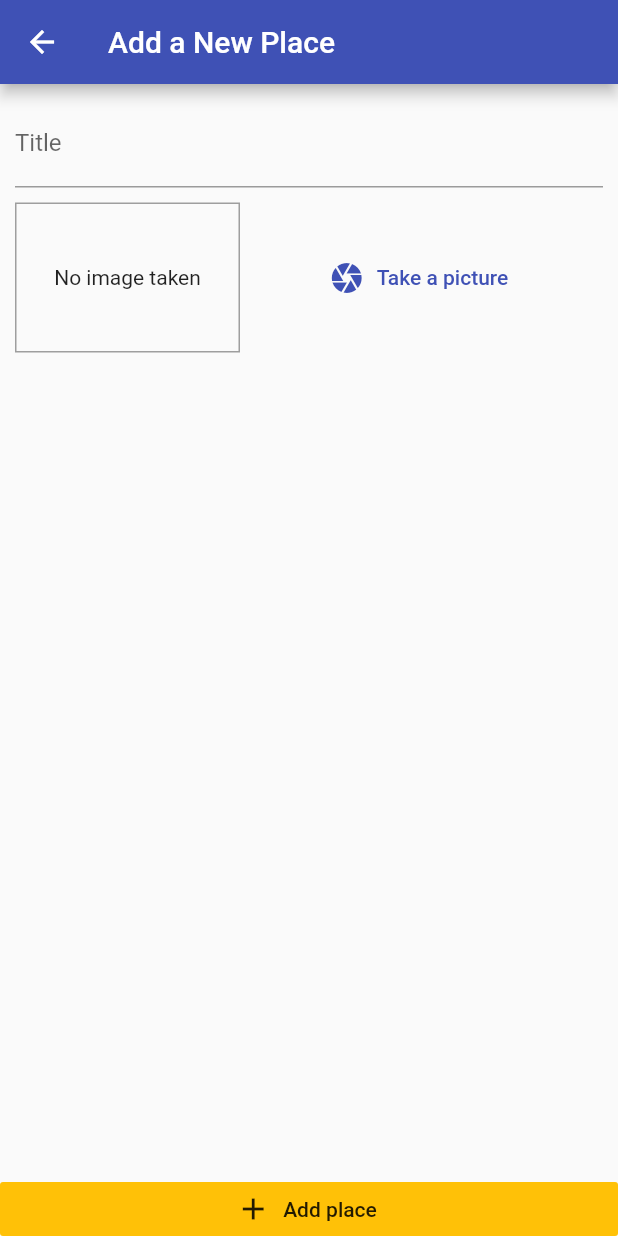
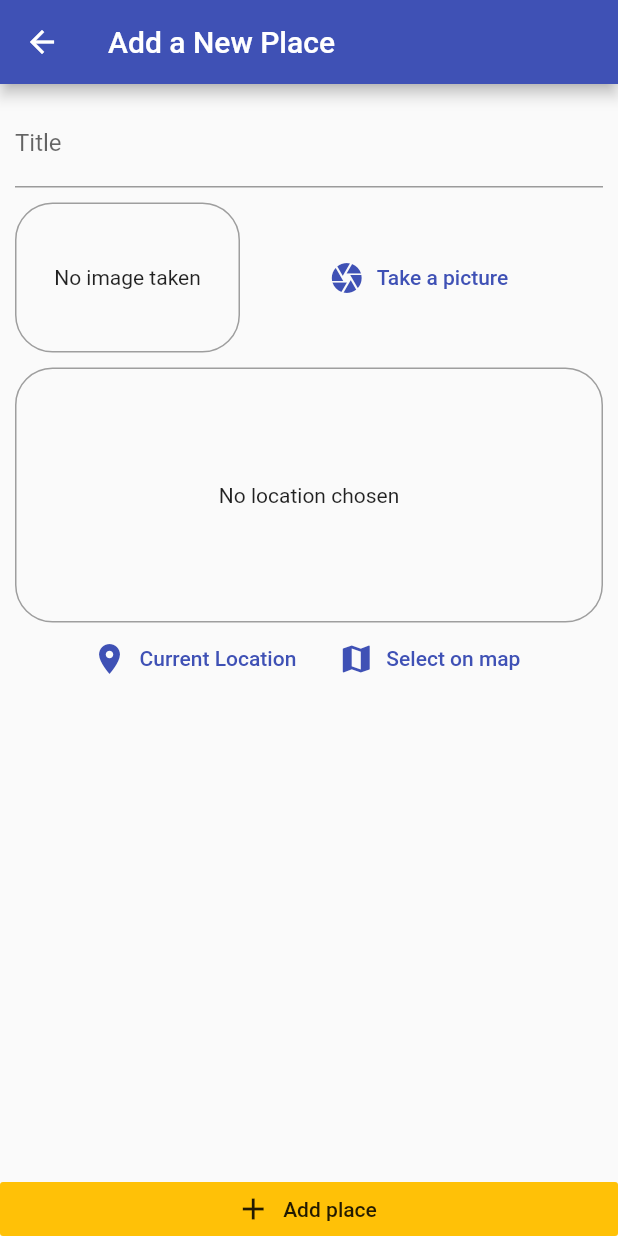
Before and after one commit to ElioEfra99/Great-Places-App, a Flutter app: the screen it shows after launch, after a tap on the "add" icon, on a phone screen of 412 x 824 dp. Run offline on Flutter 3.47's test engine with Material 2 defaults, Android fonts, the phone set to English and light mode, and no system bars; our stand-ins replace auto_size_text, image_picker, sqflite; missing offline and left inert: cupertino_list_tile; accounts and stored records are empty.

Commit message:
Added location input and the location package

```diff
--- a/lib/providers/great_places.dart
+++ b/lib/providers/great_places.dart
@@ -41,6 +41,10 @@ class GreatPlaces with ChangeNotifier {
           ),
         )
         .toList();
+        print(_items[0].image);
+        print(_items[1].image);
+        print(_items[2].image);
+        print(_items[3].image);
     notifyListeners();
   }
 }
--- a/lib/screens/add_place_screen.dart
+++ b/lib/screens/add_place_screen.dart
@@ -7,7 +7,7 @@ import 'package:provider/provider.dart';
 import '../providers/great_places.dart';
 import '../widgets/image_input.dart';
 import '../widgets/cupertino_icon_button.dart';
-import '../widgets/image_input.dart';
+import '../widgets/location_input.dart';
 
 class AddPlaceScreen extends StatefulWidget {
   static const routeName = '/add-place';
@@ -30,7 +30,8 @@ class _AddPlaceScreenState extends State<AddPlaceScreen> {
       return;
     }
 
-    Provider.of<GreatPlaces>(context, listen: false).addPlace(_pickedImage, _titleController.text);
+    Provider.of<GreatPlaces>(context, listen: false)
+        .addPlace(_pickedImage, _titleController.text);
     Navigator.of(context).pop();
   }
 
@@ -56,6 +57,8 @@ class _AddPlaceScreenState extends State<AddPlaceScreen> {
                         ),
                   SizedBox(height: 10),
                   ImageInput(_selectImage),
+                  SizedBox(height: 10),
+                  LocationInput(),
                 ],
               ),
             ),
--- a/lib/widgets/flat_cupertino_icon_button.dart
+++ b/lib/widgets/flat_cupertino_icon_button.dart
@@ -1,4 +1,5 @@
 import 'package:flutter/cupertino.dart';
+import 'package:auto_size_text/auto_size_text.dart';
 
 class FlatCupertinoIconButton extends StatelessWidget {
   FlatCupertinoIconButton(
@@ -27,7 +28,7 @@ class FlatCupertinoIconButton extends StatelessWidget {
       ),
     ],
         ),
-      onPressed: this.onPressed,
+        onPressed: onPressed,
       );
   }
 }
--- a/lib/widgets/image_input.dart
+++ b/lib/widgets/image_input.dart
@@ -6,7 +6,6 @@ import 'package:image_picker/image_picker.dart';
 import 'package:path/path.dart' as path;
 import 'package:path_provider/path_provider.dart' as syspaths;
 
-import '../widgets/cupertino_icon_button.dart';
 import '../widgets/flat_cupertino_icon_button.dart';
 
 class ImageInput extends StatefulWidget {
@@ -54,9 +53,10 @@ class _ImageInputState extends State<ImageInput> {
           height: 100,
           decoration: BoxDecoration(
             border: Border.all(
-                width: 1,
-                color:
-                    Platform.isIOS ? CupertinoColors.systemGrey2 : Colors.grey),
+              width: 1,
+              color: Platform.isIOS ? CupertinoColors.systemGrey2 : Colors.grey,
+            ),
+            borderRadius: BorderRadius.all(Radius.circular(25)),
           ),
           alignment: Alignment.center,
           child: _storedImage != null
--- /dev/null
+++ b/lib/widgets/location_input.dart
@@ -0,0 +1,93 @@
+import 'dart:io';
+
+import 'package:flutter/cupertino.dart';
+import 'package:flutter/material.dart';
+
+import '../widgets/flat_cupertino_icon_button.dart';
+
+class LocationInput extends StatefulWidget {
+  LocationInput({Key key}) : super(key: key);
+
+  @override
+  _LocationInputState createState() => _LocationInputState();
+}
+
+class _LocationInputState extends State<LocationInput> {
+  String _previewImageUrl;
+
+  @override
+  Widget build(BuildContext context) {
+    return Column(
+      children: [
+        Container(
+          height: 170,
+          width: double.infinity,
+          alignment: Alignment.center,
+          decoration: BoxDecoration(
+            border: Border.all(
+              width: 1,
+              color: Platform.isIOS ? CupertinoColors.systemGrey2 : Colors.grey,
+            ),
+            borderRadius: BorderRadius.all(Radius.circular(25))
+          ),
+          child: _previewImageUrl == null
+              ? Text(
+                  'No location chosen',
+                  textAlign: TextAlign.center,
+                )
+              : Image.network(
+                  _previewImageUrl,
+                  fit: BoxFit.cover,
+                  width: double.infinity,
+                ),
+        ),
+        Row(
+          mainAxisAlignment: MainAxisAlignment.center,
+          children: [
+            Platform.isIOS
+                ? Flexible(
+                    flex: 1,
+                    child: FittedBox(
+                                          child: FlatCupertinoIconButton(
+                        icon: CupertinoIcons.location_fill,
+                        text: 'Current Location',
+                        onPressed: () {},
+                      ),
+                    ),
+                  )
+                : Flexible(
+                    flex: 1,
+                    child: FlatButton.icon(
+                      onPressed: () {},
+                      icon: Icon(Icons.location_on),
+                      label: Text('Current Location'),
+                      textColor: Theme.of(context).primaryColor,
+                    ),
+                  ),
+            Platform.isIOS
+                ? Flexible(
+                    flex: 1,
+                    child: FittedBox(
+                      fit: BoxFit.fitWidth,
+                      child: FlatCupertinoIconButton(
+                        icon: CupertinoIcons.map_fill,
+                        text: 'Select on map',
+                        onPressed: () {},
+                      ),
+                    ),
+                  )
+                : Flexible(
+                    flex: 1,
+                    child: FlatButton.icon(
+                      onPressed: () {},
+                      icon: Icon(Icons.map),
+                      label: Text('Select on map'),
+                      textColor: Theme.of(context).primaryColor,
+                    ),
+                  ),
+          ],
+        )
+      ],
+    );
+  }
+}
--- a/pubspec.yaml
+++ b/pubspec.yaml
@@ -29,6 +29,8 @@ dependencies:
   path: ^1.7.0
   cupertino_list_tile: ^0.1.4
   sqflite: ^1.3.1+2
+  location: ^3.0.2
+  auto_size_text: ^2.1.0
 
 
   # The following adds the Cupertino Icons font to your application.
```
Also changed, not shown: pubspec.lock, 5 other files. Lines whose indentation alone changed are shown as unchanged.
